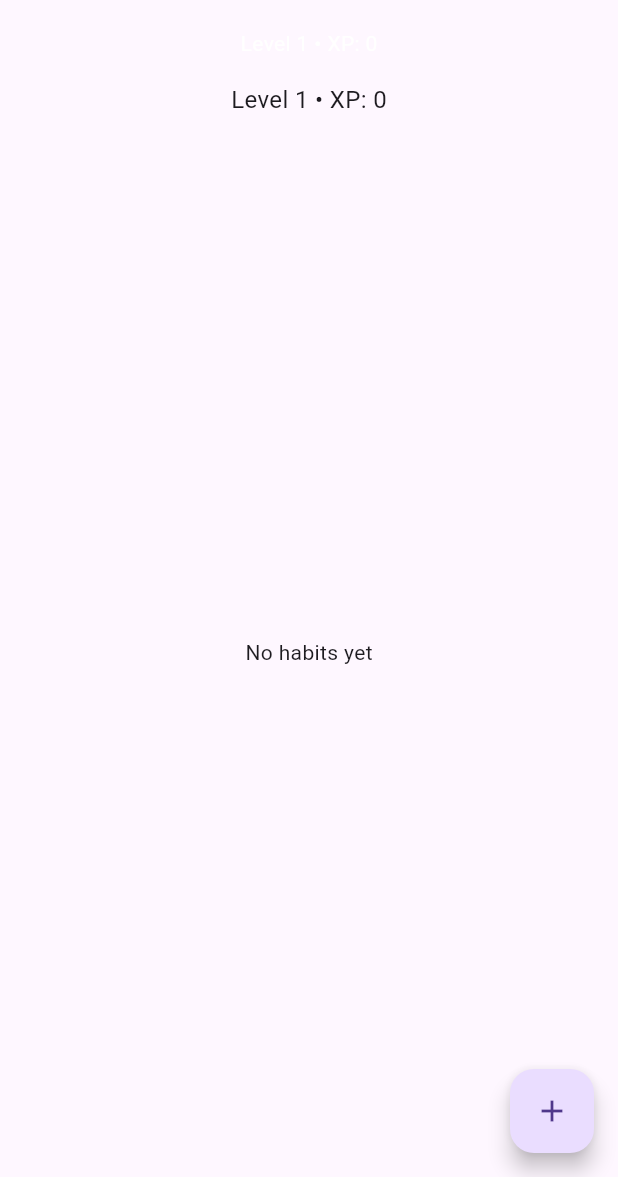
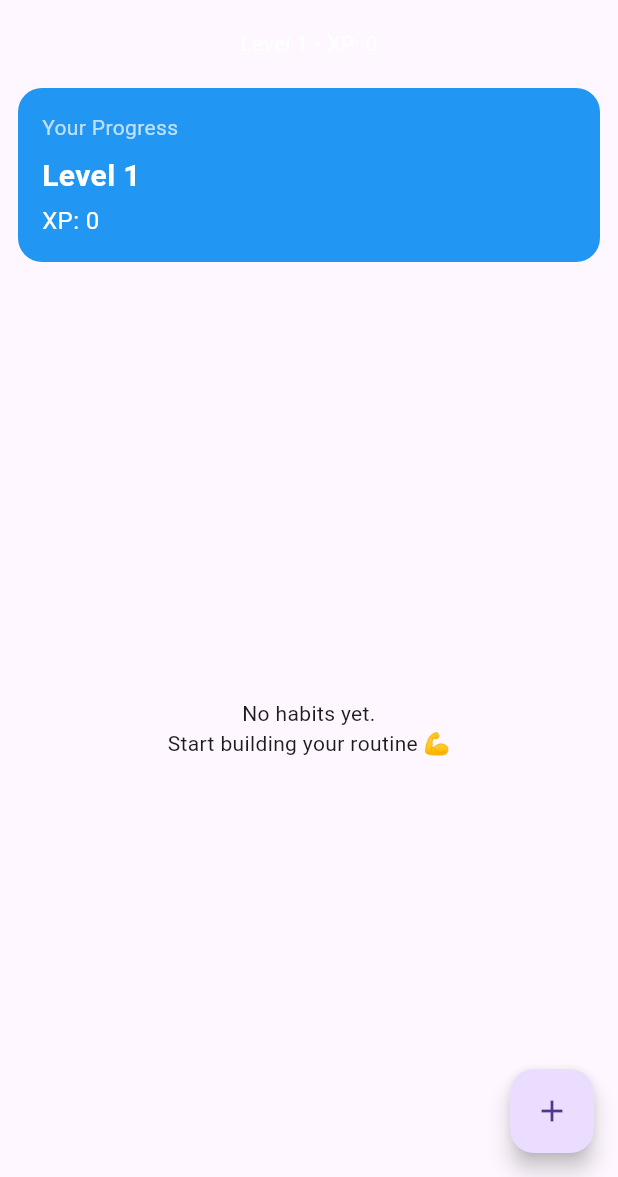
Before and after one commit to Murito-01/growbit, a Flutter app: the screen it shows after launch, on a phone screen of 412 x 824 dp, the part 59-1236 px from its top. Run offline on Flutter 3.47's test engine with Material 3 defaults, Android fonts, the phone set to English and light mode, and no system bars; our stand-ins replace shared_preferences.

Commit message:
Implement home screen with habit tracking and progress display functionality

```diff
--- a/lib/screens/home_screen.dart
+++ b/lib/screens/home_screen.dart
@@ -152,16 +152,49 @@ class _HomeScreenState extends State<HomeScreen> {
 
       body: Column(
         children: [
-          Padding(
-            padding: const EdgeInsets.all(8.0),
-            child: Text(
-              "Level ${userProgress.level} • XP: ${userProgress.xp}",
-              style: const TextStyle(fontSize: 16),
+          // 🔥 HEADER (XP + LEVEL)
+          Container(
+            width: double.infinity,
+            margin: const EdgeInsets.all(12),
+            padding: const EdgeInsets.all(16),
+            decoration: BoxDecoration(
+              color: Colors.blue,
+              borderRadius: BorderRadius.circular(16),
+            ),
+            child: Column(
+              crossAxisAlignment: CrossAxisAlignment.start,
+              children: [
+                const Text(
+                  "Your Progress",
+                  style: TextStyle(color: Colors.white70, fontSize: 14),
+                ),
+                const SizedBox(height: 8),
+                Text(
+                  "Level ${userProgress.level}",
+                  style: const TextStyle(
+                    color: Colors.white,
+                    fontSize: 20,
+                    fontWeight: FontWeight.bold,
+                  ),
+                ),
+                const SizedBox(height: 4),
+                Text(
+                  "XP: ${userProgress.xp}",
+                  style: const TextStyle(color: Colors.white, fontSize: 16),
+                ),
+              ],
             ),
           ),
+
+          // 🔥 LIST HABIT
           Expanded(
             child: habits.isEmpty
-                ? const Center(child: Text("No habits yet"))
+                ? const Center(
+                    child: Text(
+                      "No habits yet.\nStart building your routine 💪",
+                      textAlign: TextAlign.center,
+                    ),
+                  )
                 : ListView.builder(
                     itemCount: habits.length,
                     itemBuilder: (context, index) {
```
Also changed, not shown: lib/widgets/habit_item.dart (+50 -7 lines).
